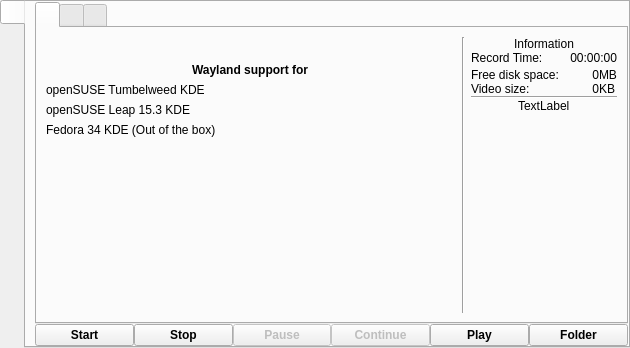
Above: src/formMainWindow_wl.ui from jbinkleyj/wayland before the change. Below: the same form after it.
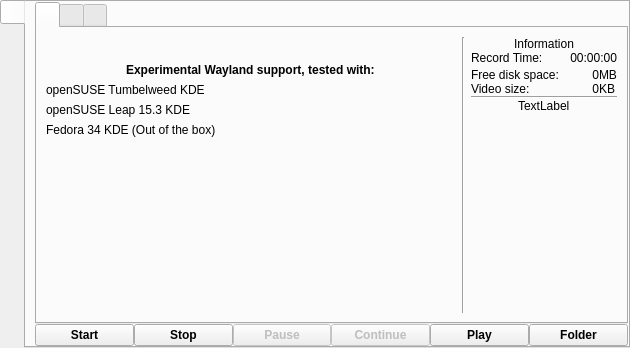
That is the form after the change. Icons and pictures are not drawn.

```diff
--- a/src/formMainWindow_wl.ui
+++ b/src/formMainWindow_wl.ui
@@ -107,7 +107,7 @@
                </font>
               </property>
               <property name="text">
-               <string notr="true">Wayland support for</string>
+               <string notr="true">Experimental Wayland support, tested with:</string>
               </property>
              </widget>
             </item>
```
Left out of the diff: 6 changed lines with no effect on the pictures.
